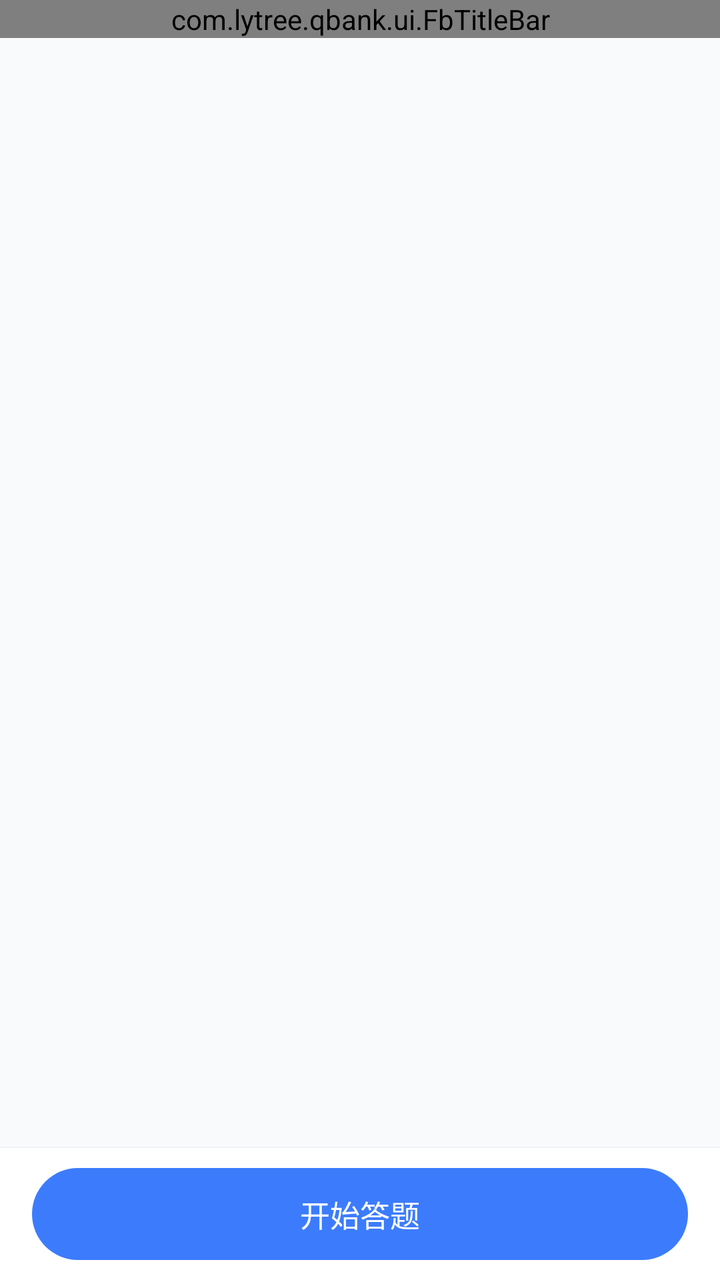
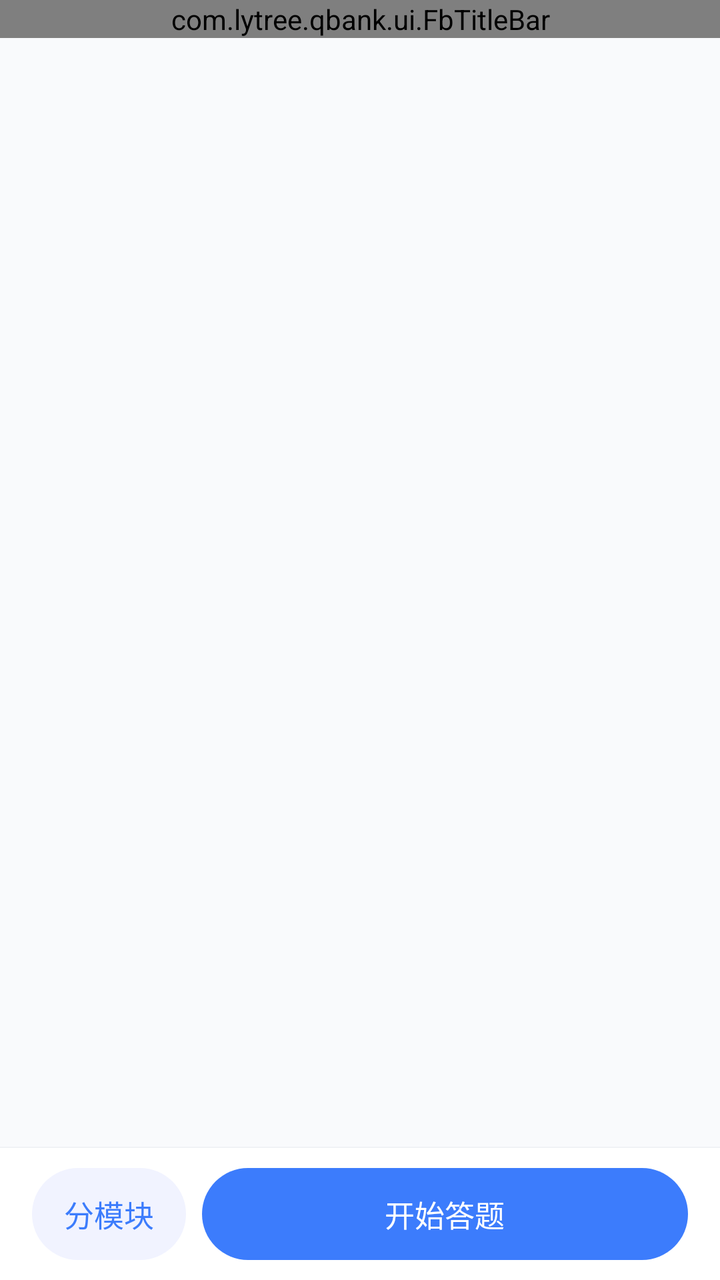

Before-and-after screenshots of an Android layout around one commit, followed by the original layout XML and the change that was made.
<!-- AndroidManifest.xml: application theme Theme.QBank -->
<!-- res/layout/activity_paper_detail.xml -->
<?xml version="1.0" encoding="utf-8"?>
<LinearLayout xmlns:android="http://schemas.android.com/apk/res/android"
    style="@style/FbPage">

    <com.lytree.qbank.ui.FbTitleBar
        android:id="@+id/titleBar"
        android:layout_width="match_parent"
        android:layout_height="wrap_content" />

    <FrameLayout
        android:layout_width="match_parent"
        android:layout_height="0dp"
        android:layout_weight="1">

        <androidx.recyclerview.widget.RecyclerView
            android:id="@+id/list"
            android:layout_width="match_parent"
            android:layout_height="match_parent"
            android:clipToPadding="false"
            android:paddingBottom="@dimen/fb_space_16"
            android:scrollbars="none" />

        <TextView
            android:id="@+id/empty"
            style="@style/FbEmptyText"
            android:layout_gravity="center"
            android:layout_width="wrap_content"
            android:paddingBottom="0dp"
            android:text="@string/empty_paper_questions"
            android:visibility="gone" />
    </FrameLayout>

    <View style="@style/FbDivider" />

    <FrameLayout
        android:id="@+id/bottomBar"
        style="@style/FbBottomBar">

        <com.google.android.material.button.MaterialButton
            android:id="@+id/btnStart"
            style="@style/FbPrimaryButton"
            android:layout_width="match_parent"
            android:text="@string/action_start" />
    </FrameLayout>
</LinearLayout>
<!-- resources referenced by this layout -->
<resources>
  <dimen name="fb_space_16">16dp</dimen>
  <string name="action_start">开始答题</string>
  <string name="empty_paper_questions">这份试卷暂无题目</string>
  <style name="FbDivider">
          <item name="android:layout_width">match_parent</item>
          <item name="android:layout_height">0.5dp</item>
          <item name="android:background">@color/fb_divider</item>
      </style>
  <style name="FbEmptyText">
          <item name="android:layout_width">match_parent</item>
          <item name="android:layout_height">wrap_content</item>
          <item name="android:gravity">center</item>
          <item name="android:lineSpacingExtra">5dp</item>
          <item name="android:textColor">@color/fb_text_meta</item>
          <item name="android:textSize">@dimen/fb_text_body_size</item>
      </style>
  <style name="FbPage">
          <item name="android:layout_width">match_parent</item>
          <item name="android:layout_height">match_parent</item>
          <item name="android:orientation">vertical</item>
          <item name="android:background">@color/fb_page_bg</item>
      </style>
  <color name="fb_bar_bg">#FFFFFF</color>
  <dimen name="fb_page_pad">16dp</dimen>
  <dimen name="fb_bottom_bar_pad_v">10dp</dimen>
  <color name="fb_divider">#F0F2F5</color>
  <color name="fb_text_meta">#8A9095</color>
  <dimen name="fb_text_body_size">14sp</dimen>
  <color name="fb_page_bg">#F9FAFC</color>
  <dimen name="fb_btn_h">46dp</dimen>
  <dimen name="fb_btn_text_size">15sp</dimen>
  <color name="fb_text_on_primary">#FFFFFF</color>
  <color name="fb_primary">#3C7CFC</color>
  <dimen name="fb_btn_radius">23dp</dimen>
  <color name="fb_primary_deep">#2A5FD6</color>
  <style name="ThemeOverlay.QBank.Dialog" parent="ThemeOverlay.MaterialComponents.MaterialAlertDialog">
          <item name="colorPrimary">@color/fb_primary</item>
          <item name="shapeAppearanceOverlay">@style/ShapeAppearance.QBank.Dialog</item>
          <item name="android:textColorPrimary">@color/fb_text_title</item>
          <item name="android:textColorSecondary">@color/fb_text_meta</item>
      </style>
  <style name="ShapeAppearance.QBank.Dialog" parent="">
          <item name="cornerFamily">rounded</item>
          <item name="cornerSize">@dimen/fb_radius_sheet</item>
      </style>
  <color name="fb_text_title">#1B2126</color>
  <dimen name="fb_radius_sheet">12dp</dimen>
  <!-- unchanged entries left out for length: 3 -->
</resources>

<!-- the commit's change to res/layout/activity_paper_detail.xml (unified diff, before → after) -->
@@ -36,10 +36,28 @@
         android:id="@+id/bottomBar"
         style="@style/FbBottomBar">
 
-        <com.google.android.material.button.MaterialButton
-            android:id="@+id/btnStart"
-            style="@style/FbPrimaryButton"
+        <LinearLayout
             android:layout_width="match_parent"
-            android:text="@string/action_start" />
+            android:layout_height="wrap_content"
+            android:orientation="horizontal">
+
+            
+            <com.google.android.material.button.MaterialButton
+                android:id="@+id/btnModules"
+                style="@style/FbGhostButton"
+                android:layout_width="wrap_content"
+                android:text="@string/action_modules" />
+
+            <Space
+                android:layout_width="@dimen/fb_space_8"
+                android:layout_height="1dp" />
+
+            <com.google.android.material.button.MaterialButton
+                android:id="@+id/btnStart"
+                style="@style/FbPrimaryButton"
+                android:layout_width="0dp"
+                android:layout_weight="1"
+                android:text="@string/action_start" />
+        </LinearLayout>
     </FrameLayout>
 </LinearLayout>
<!-- resource entries referenced after the edit -->
@@ -1,6 +1,8 @@
 <!-- resources referenced by this layout -->
 <resources>
   <dimen name="fb_space_16">16dp</dimen>
+  <dimen name="fb_space_8">8dp</dimen>
+  <string name="action_modules">分模块</string>
   <string name="action_start">开始答题</string>
   <string name="empty_paper_questions">这份试卷暂无题目</string>
   <style name="FbDivider">
@@ -15,6 +17,26 @@
           <item name="android:lineSpacingExtra">5dp</item>
           <item name="android:textColor">@color/fb_text_meta</item>
           <item name="android:textSize">@dimen/fb_text_body_size</item>
+      </style>
+  <style name="FbGhostButton" parent="Widget.MaterialComponents.Button">
+          <item name="android:layout_height">@dimen/fb_btn_h</item>
+          <item name="android:textSize">@dimen/fb_btn_text_size</item>
+          <item name="android:textColor">@color/fb_primary</item>
+          <item name="android:textAllCaps">false</item>
+          <item name="android:letterSpacing">0</item>
+          <item name="android:minHeight">@dimen/fb_btn_h</item>
+          <item name="android:minWidth">0dp</item>
+          <item name="android:stateListAnimator">@null</item>
+          <item name="android:insetTop">0dp</item>
+          <item name="android:insetBottom">0dp</item>
+          <item name="backgroundTint">@color/fb_primary_bg</item>
+          <item name="cornerRadius">@dimen/fb_btn_radius</item>
+          <item name="elevation">0dp</item>
+          <item name="rippleColor">@color/fb_ripple</item>
+          <item name="iconTint">@color/fb_primary</item>
+          <item name="iconSize">18dp</item>
+          <item name="iconGravity">textStart</item>
+          <item name="iconPadding">6dp</item>
       </style>
   <style name="FbPage">
           <item name="android:layout_width">match_parent</item>
@@ -33,7 +55,9 @@
   <dimen name="fb_btn_text_size">15sp</dimen>
   <color name="fb_text_on_primary">#FFFFFF</color>
   <color name="fb_primary">#3C7CFC</color>
+  <color name="fb_primary_bg">#F1F3FF</color>
   <dimen name="fb_btn_radius">23dp</dimen>
+  <color name="fb_ripple">#1A3C7CFC</color>
   <color name="fb_primary_deep">#2A5FD6</color>
   <style name="ThemeOverlay.QBank.Dialog" parent="ThemeOverlay.MaterialComponents.MaterialAlertDialog">
           <item name="colorPrimary">@color/fb_primary</item>
